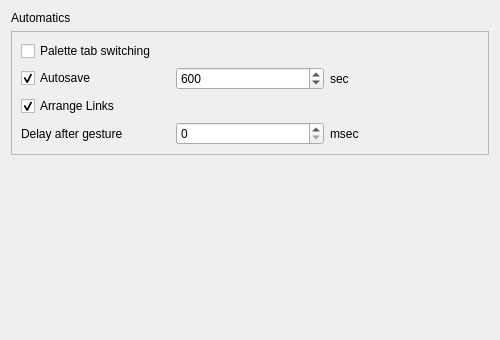
First picture: the form in qrgui/dialogs/preferencesPages/behaviourPage.ui, repository qreal/qreal, before the edit.
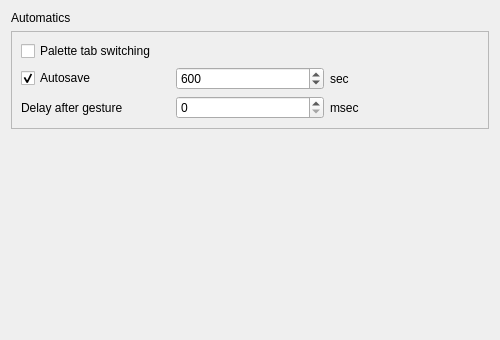
Second picture: the form after the edit.

```diff
--- a/qrgui/dialogs/preferencesPages/behaviourPage.ui
+++ b/qrgui/dialogs/preferencesPages/behaviourPage.ui
@@ -39,20 +39,20 @@
       <enum>QFrame::Raised</enum>
      </property>
      <layout class="QGridLayout" name="gridLayout">
-      <item row="0" column="0" colspan="3">
-       <widget class="QCheckBox" name="paletteTabCheckBox">
-        <property name="text">
-         <string>Palette tab switching</string>
+      <item row="2" column="1">
+       <widget class="QSpinBox" name="gestureDelaySpinBox">
+        <property name="maximum">
+         <number>100000</number>
+        </property>
+        <property name="singleStep">
+         <number>10</number>
         </property>
        </widget>
       </item>
-      <item row="1" column="0">
-       <widget class="QCheckBox" name="autoSaveCheckBox">
+      <item row="2" column="2">
+       <widget class="QLabel" name="gestureDelayTimeUnitLabel">
         <property name="text">
-         <string>Autosave</string>
-        </property>
-        <property name="checked">
-         <bool>true</bool>
+         <string>msec</string>
         </property>
        </widget>
       </item>
@@ -79,37 +79,27 @@
         </property>
        </widget>
       </item>
-      <item row="2" column="0" colspan="2">
-       <widget class="QCheckBox" name="arrangeLinksCheckBox">
+      <item row="0" column="0" colspan="3">
+       <widget class="QCheckBox" name="paletteTabCheckBox">
         <property name="text">
-         <string>Arrange Links</string>
-        </property>
-        <property name="checked">
-         <bool>true</bool>
+         <string>Palette tab switching</string>
         </property>
        </widget>
       </item>
-      <item row="3" column="0">
+      <item row="2" column="0">
        <widget class="QLabel" name="gestureDelayLabel">
         <property name="text">
          <string>Delay after gesture</string>
         </property>
        </widget>
       </item>
-      <item row="3" column="1">
-       <widget class="QSpinBox" name="gestureDelaySpinBox">
-        <property name="maximum">
-         <number>100000</number>
-        </property>
-        <property name="singleStep">
-         <number>10</number>
-        </property>
-       </widget>
-      </item>
-      <item row="3" column="2">
-       <widget class="QLabel" name="gestureDelayTimeUnitLabel">
+      <item row="1" column="0">
+       <widget class="QCheckBox" name="autoSaveCheckBox">
         <property name="text">
-         <string>msec</string>
+         <string>Autosave</string>
+        </property>
+        <property name="checked">
+         <bool>true</bool>
         </property>
        </widget>
       </item>
```
